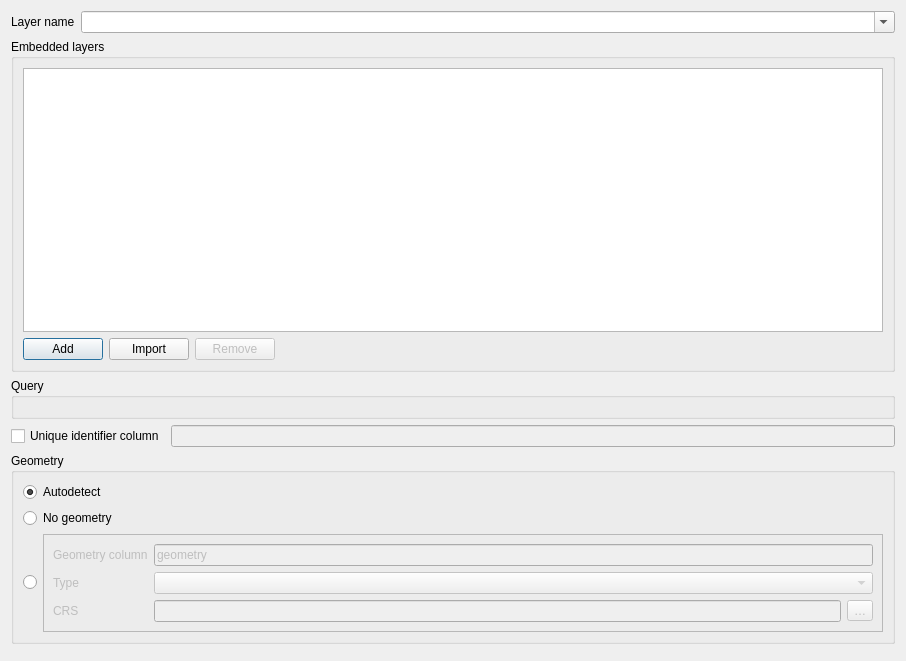
qgis/QGIS, file src/providers/virtual/qgsvirtuallayersourceselectbase.ui: the form before one commit.
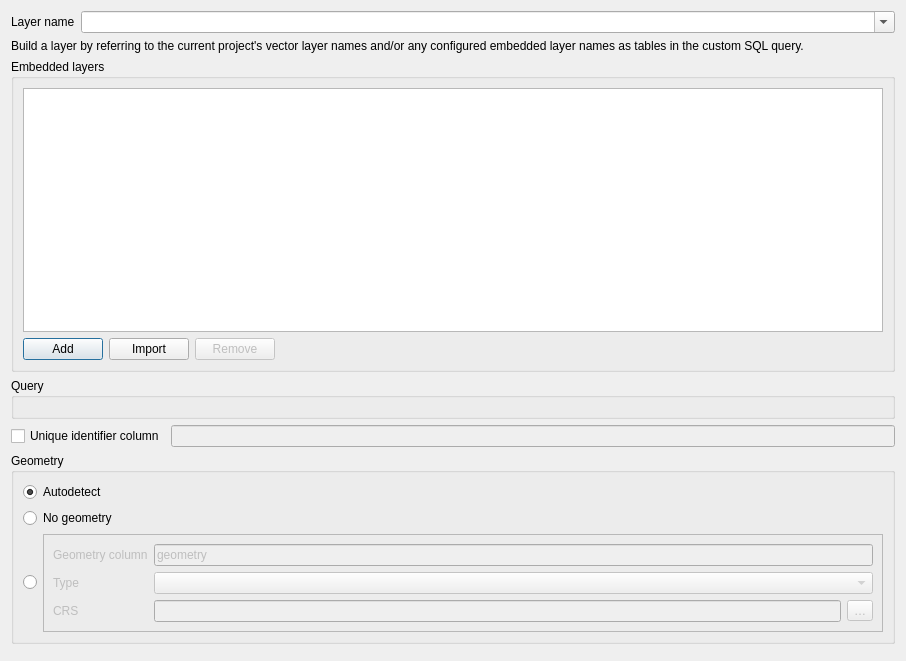
The form after the commit. Custom widgets are drawn as their Qt base class.

Commit message: [ui] Add a short one sentence guide in the virtual layer creation dialog

```diff
--- a/src/providers/virtual/qgsvirtuallayersourceselectbase.ui
+++ b/src/providers/virtual/qgsvirtuallayersourceselectbase.ui
@@ -44,6 +44,16 @@
      </item>
     </layout>
    </item>
+   <item>
+     <widget class="QLabel" name="mInformationLabel">
+     <property name="text">
+       <string>Build a layer by referring to the current project's vector layer names and/or any configured embedded layer names as tables in the custom SQL query.</string>
+     </property>
+     <property name="wordWrap">
+       <bool>true</bool>
+     </property>
+     </widget>
+   </item>
    <item>
     <widget class="QgsCollapsibleGroupBox" name="mEmbeddedlLayersGroup">
      <property name="title">
```
